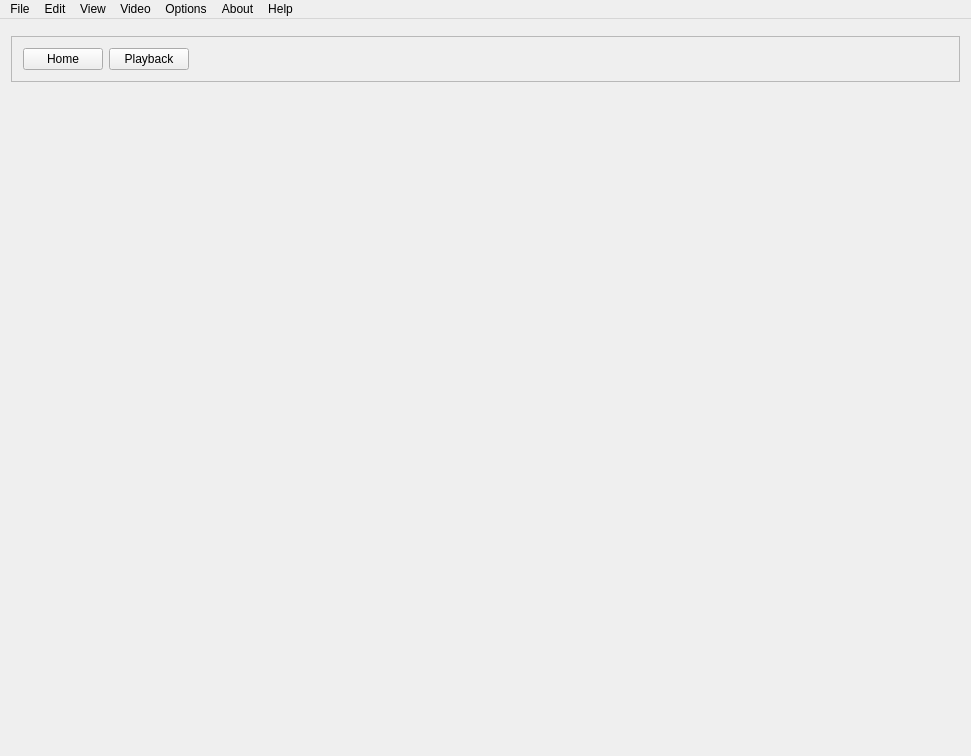
This is src/app/windows/MainWindow/MainWindow.ui in m-riley04/ModularSensorSystem as Qt 5 draws it before an edit. The edited form follows.
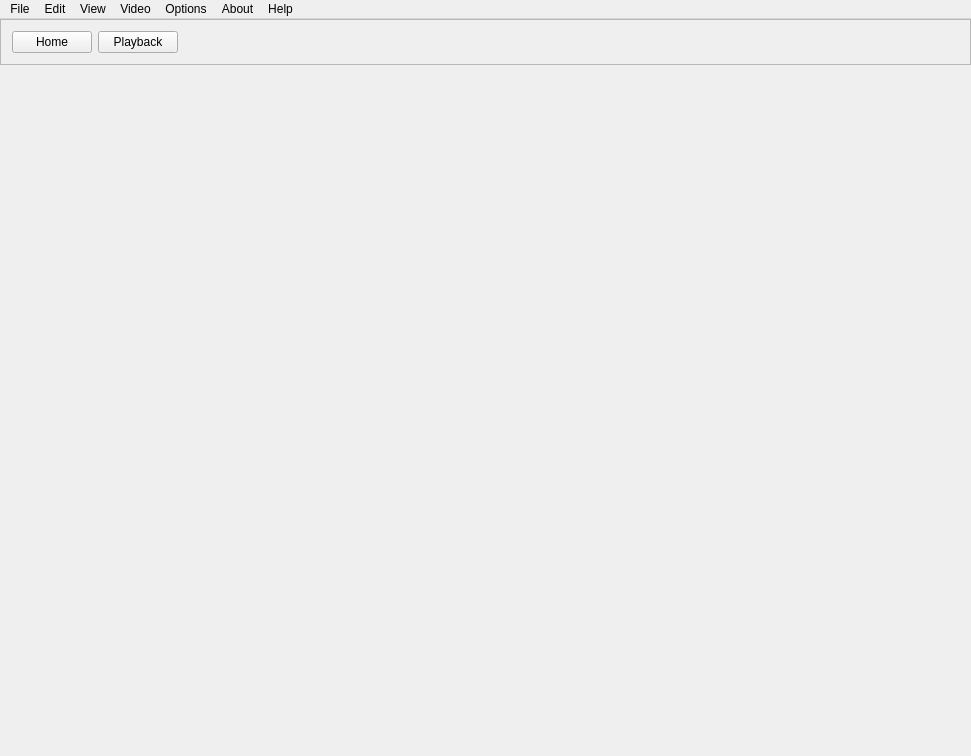
This is the edited form. Custom widgets are drawn as their Qt base class.

```diff
--- a/src/app/windows/MainWindow/MainWindow.ui
+++ b/src/app/windows/MainWindow/MainWindow.ui
@@ -15,6 +15,21 @@
   </property>
   <widget class="QWidget" name="centralWidget">
    <layout class="QGridLayout" name="gridLayout">
+    <property name="leftMargin">
+     <number>0</number>
+    </property>
+    <property name="topMargin">
+     <number>0</number>
+    </property>
+    <property name="rightMargin">
+     <number>0</number>
+    </property>
+    <property name="bottomMargin">
+     <number>0</number>
+    </property>
+    <property name="spacing">
+     <number>0</number>
+    </property>
     <item row="1" column="0">
      <widget class="QFrame" name="frameNav">
       <property name="frameShape">
```
